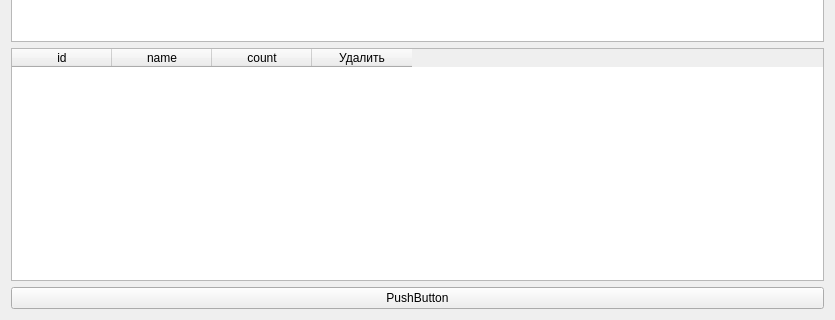
This is nolcrm/WidgetNewImport/WidgetNewImport.ui in mpa-technology/nolcrm as Qt 5 draws it before an edit; both pictures show x 0 to 835 and y 202 to 522 of the 835 by 522 pixel window. The edited form follows.
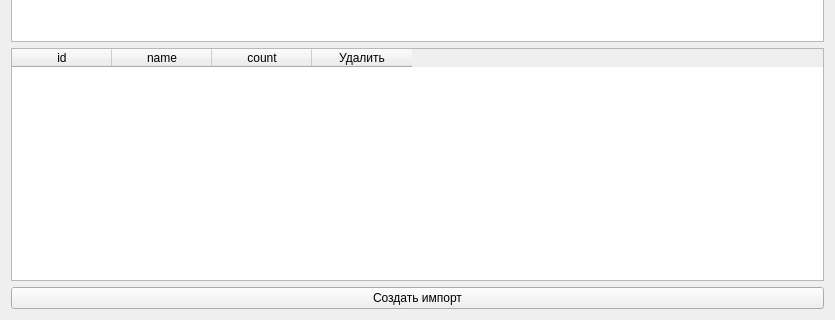
This is the edited form.

The edit to the form file:
```diff
--- a/nolcrm/WidgetNewImport/WidgetNewImport.ui
+++ b/nolcrm/WidgetNewImport/WidgetNewImport.ui
@@ -65,7 +65,7 @@
    <item>
     <widget class="QPushButton" name="btnNewImport">
      <property name="text">
-      <string>PushButton</string>
+      <string>Создать импорт</string>
      </property>
     </widget>
    </item>
```
Left out of the diff: 15 changed lines with no effect on the pictures.
